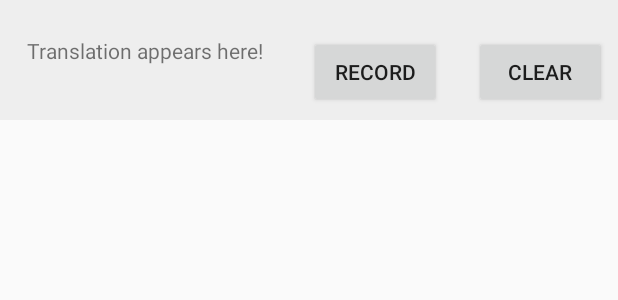
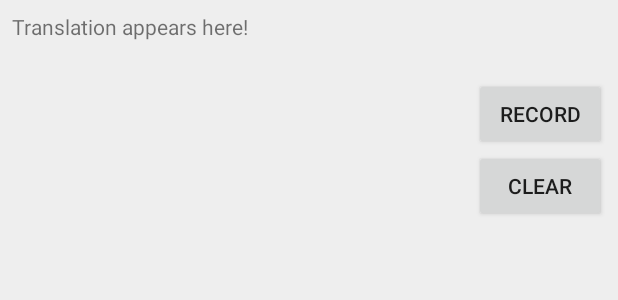
Before and after one commit to mintun-myo-2020/translate-android, an Android app: the layout info_bottom_sheet.xml on its own in the app's theme, with its tools: preview values and no code run, on a phone screen of 412 x 824 dp. Shown: the top 300 px of the screen. Run offline under Robolectric (Android 15) with nearby library versions, the phone set to English and light mode, and no system bars.

Commit message:
make save page dynamic + increase info bottom sheet size

```diff
--- a/app/src/main/java/com/example/silentgestures/CameraActivity.kt
+++ b/app/src/main/java/com/example/silentgestures/CameraActivity.kt
@@ -1,6 +1,5 @@
 package com.example.silentgestures
 
-//import android.R
 import android.Manifest
 import android.annotation.SuppressLint
 import android.content.Intent
@@ -99,8 +98,6 @@ class CameraActivity : AppCompatActivity(), ObjectDetectorHelperClass.DetectorLi
         super.onPause()
         overridePendingTransition(0, 0);
     }
-
-
 
     // Initialize CameraX, and prepare to bind the camera use cases
     private fun setUpCamera() {
@@ -346,7 +343,7 @@ class CameraActivity : AppCompatActivity(), ObjectDetectorHelperClass.DetectorLi
             if(textLabel !in prevWord!!){
                 words.add(textLabel)
                 for(word in words){
-                    showWords = (showWords + " " + word)
+                    showWords = (showWords + word)
 
                     // when camera is recording -> append the words
                     if (buttonRecord.text== getString(R.string.stop_recording)) {
--- a/app/src/main/res/layout/activity_camera.xml
+++ b/app/src/main/res/layout/activity_camera.xml
@@ -44,7 +44,7 @@
             android:id="@+id/bottom_sheet_layout"
             layout="@layout/info_bottom_sheet"
             android:layout_width="match_parent"
-            android:layout_height="wrap_content"
+            android:layout_height="200dp"
             android:layout_gravity="bottom"
             android:layout_marginBottom="?attr/actionBarSize" />
 
--- a/app/src/main/res/layout/activity_saved.xml
+++ b/app/src/main/res/layout/activity_saved.xml
@@ -26,7 +26,8 @@
     <ListView
         android:id="@+id/lvSavedVideo"
         android:layout_width="match_parent"
-        android:layout_height="660dp"
+        android:layout_height="0dp"
+        android:layout_weight="1"
         android:layout_marginStart="1dp"
         android:layout_marginTop="1dp"
         android:layout_marginEnd="1dp"
--- a/app/src/main/res/layout/info_bottom_sheet.xml
+++ b/app/src/main/res/layout/info_bottom_sheet.xml
@@ -28,61 +28,47 @@
     app:behavior_peekHeight="@dimen/bottom_sheet_peek_height"
     app:layout_behavior="com.google.android.material.bottomsheet.BottomSheetBehavior">
 
-    <androidx.appcompat.widget.LinearLayoutCompat
-        android:orientation="vertical"
+    <LinearLayout
         android:layout_width="match_parent"
-        android:layout_height="match_parent">
+        android:layout_height="200dp"
+        android:gravity="center"
+        android:orientation="horizontal">
 
-        <androidx.constraintlayout.widget.ConstraintLayout
-            android:layout_width="match_parent"
-            android:layout_height="wrap_content"
-            android:gravity="center">
-
-            <TextView
-                android:id="@+id/tvBottomSheet"
-                android:layout_width="171dp"
-                android:layout_height="23dp"
-                android:text="Translation appears here!"
-                app:layout_constraintBottom_toBottomOf="parent"
-                app:layout_constraintEnd_toStartOf="@+id/buttonRecord"
-                app:layout_constraintHorizontal_bias="0.372"
-                app:layout_constraintStart_toStartOf="parent"
-                app:layout_constraintTop_toTopOf="parent"
-                app:layout_constraintVertical_bias="0.39" />
-
-            <Button
-                android:id="@+id/buttonRecord"
-                android:layout_width="wrap_content"
-                android:layout_height="wrap_content"
-                android:layout_alignParentEnd="true"
-                android:layout_marginTop="16dp"
-                android:layout_marginRight="110dp"
-                android:text="@string/start_recording"
-                app:layout_constraintEnd_toEndOf="parent"
-                app:layout_constraintTop_toTopOf="parent" />
+        <TextView
+            android:id="@+id/tvBottomSheet"
+            android:layout_width="0dp"
+            android:layout_weight="1"
+            android:layout_height="184dp"
+            android:text="Translation appears here!"/>
 
 <!--            <Button-->
 <!--                android:id="@+id/buttonRecord"-->
 <!--                android:layout_width="wrap_content"-->
 <!--                android:layout_height="wrap_content"-->
 <!--                android:layout_alignParentEnd="true"-->
-<!--                android:layout_marginTop="0dp"-->
-<!--                android:layout_marginRight="0dp"-->
+<!--                android:layout_marginTop="16dp"-->
+<!--                android:layout_marginRight="110dp"-->
 <!--                android:text="@string/start_recording"-->
 <!--                app:layout_constraintEnd_toEndOf="parent"-->
 <!--                app:layout_constraintTop_toTopOf="parent" />-->
 
+        <LinearLayout
+            android:layout_width="wrap_content"
+            android:layout_height="wrap_content"
+            android:orientation="vertical" >
+
+            <Button
+                android:id="@+id/buttonRecord"
+                android:layout_width="wrap_content"
+                android:layout_height="wrap_content"
+
+                android:text="@string/start_recording"/>
 
             <Button
                 android:id="@+id/buttonClear"
                 android:layout_width="wrap_content"
                 android:layout_height="wrap_content"
-                android:layout_alignParentEnd="true"
-                android:layout_marginTop="16dp"
-                android:text="CLEAR"
-                app:layout_constraintEnd_toEndOf="parent"
-                app:layout_constraintTop_toTopOf="parent" />
-
-        </androidx.constraintlayout.widget.ConstraintLayout>
-    </androidx.appcompat.widget.LinearLayoutCompat>
+                android:text="CLEAR"/>
+        </LinearLayout>
+    </LinearLayout>
 </androidx.core.widget.NestedScrollView>
```
